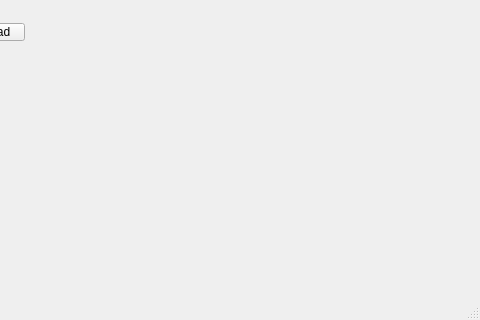
akrabatt/qt_modbus_stend, file qt_modbus_stend/stend_main_window.ui: the form before one commit; both pictures show x 115 to 595 and y 147 to 467 of the 595 by 467 pixel window.
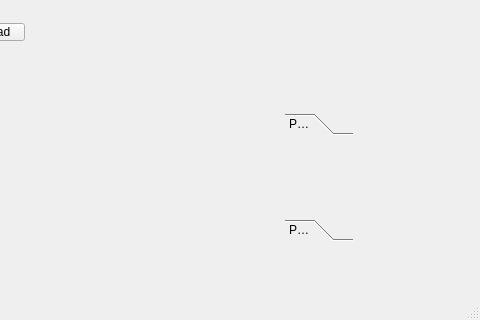
The form after the commit.

```diff
--- a/qt_modbus_stend/stend_main_window.ui
+++ b/qt_modbus_stend/stend_main_window.ui
@@ -27,7 +27,7 @@
      <string>start read</string>
     </property>
    </widget>
-   <widget class="QWidget" name="">
+   <widget class="QWidget" name="layoutWidget">
     <property name="geometry">
      <rect>
       <x>150</x>
@@ -74,6 +74,45 @@
      </item>
     </layout>
    </widget>
+   <widget class="QToolBox" name="toolBox">
+    <property name="geometry">
+     <rect>
+      <x>400</x>
+      <y>260</y>
+      <width>68</width>
+      <height>128</height>
+     </rect>
+    </property>
+    <property name="currentIndex">
+     <number>0</number>
+    </property>
+    <widget class="QWidget" name="page">
+     <property name="geometry">
+      <rect>
+       <x>0</x>
+       <y>0</y>
+       <width>68</width>
+       <height>68</height>
+      </rect>
+     </property>
+     <attribute name="label">
+      <string>Page 1</string>
+     </attribute>
+    </widget>
+    <widget class="QWidget" name="page_2">
+     <property name="geometry">
+      <rect>
+       <x>0</x>
+       <y>0</y>
+       <width>68</width>
+       <height>68</height>
+      </rect>
+     </property>
+     <attribute name="label">
+      <string>Page 2</string>
+     </attribute>
+    </widget>
+   </widget>
   </widget>
   <widget class="QMenuBar" name="menubar">
    <property name="geometry">
```
